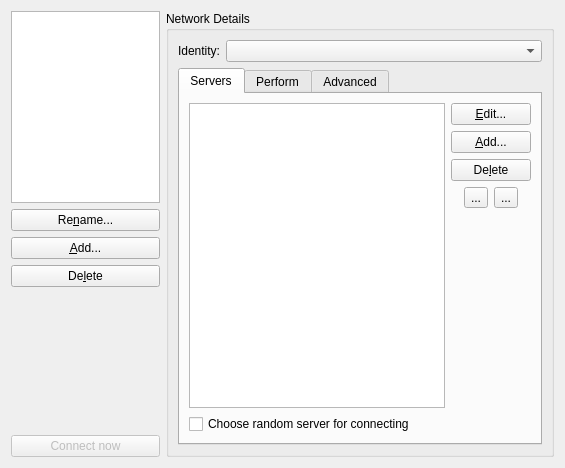
quassel/quassel, file src/qtui/settingspages/networkssettingspage.ui: the form before one commit.
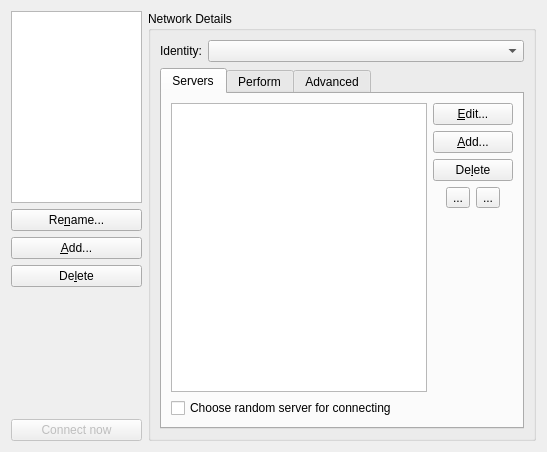
The form after the commit. Icons and pictures are not drawn.

Commit message:
Restoring old size of NetworksSettingsPage
Here's hoping that fixes the mac resizing issue...

Patch:
```diff
--- a/src/qtui/settingspages/networkssettingspage.ui
+++ b/src/qtui/settingspages/networkssettingspage.ui
@@ -5,8 +5,8 @@
    <rect>
     <x>0</x>
     <y>0</y>
-    <width>565</width>
-    <height>468</height>
+    <width>514</width>
+    <height>452</height>
    </rect>
   </property>
   <property name="windowTitle" >
@@ -170,8 +170,8 @@
           <rect>
            <x>0</x>
            <y>0</y>
-           <width>364</width>
-           <height>348</height>
+           <width>244</width>
+           <height>332</height>
           </rect>
          </property>
          <attribute name="title" >
```
Left out of the diff: 8 changed lines with no effect on the pictures.
